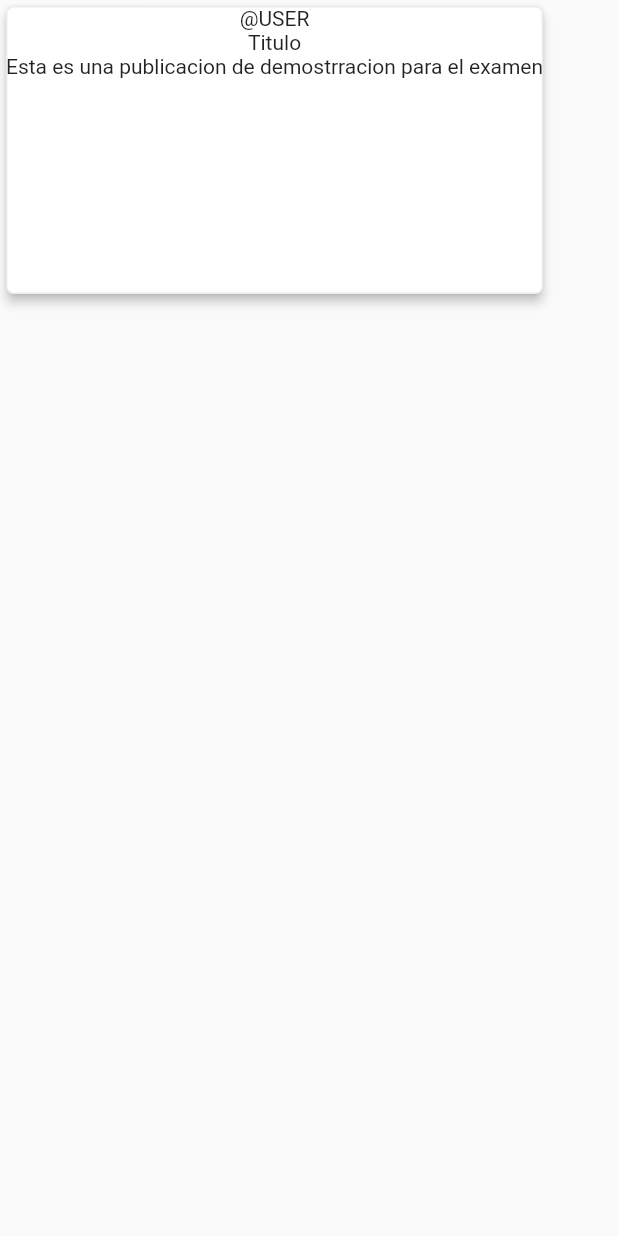
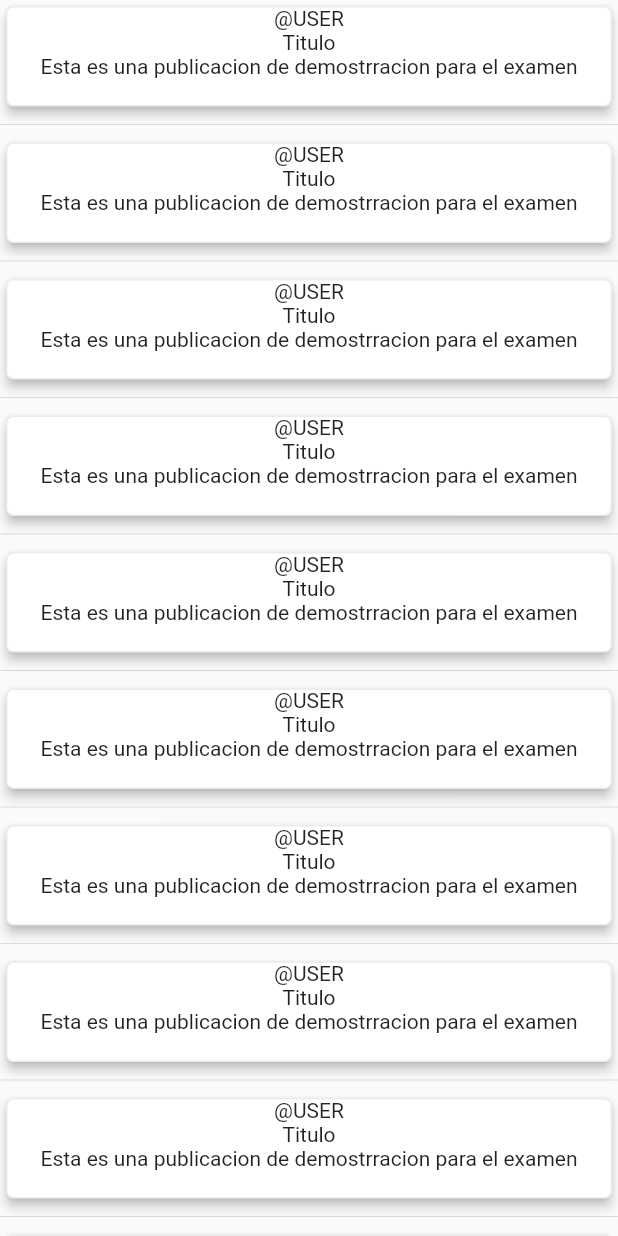
Before and after one commit to MrHouses/OasisExam, a Flutter app: the CustomAppPost widget shown alone on an empty page, opened directly, on a phone screen of 412 x 824 dp. Run offline on Flutter 3.47's test engine with Material 2 defaults, Android fonts, the light colour scheme and no system bars; network calls fail.

Commit message:
Pantalla de publicaciones consumiendo ya la api

```diff
--- a/oasisexam/lib/router/route_generator.dart
+++ b/oasisexam/lib/router/route_generator.dart
@@ -13,7 +13,7 @@ class RouteGenerator{
 
       case '/user':
       return
-      _fadeRoute(UserScreen(),"/user");
+      _fadeRoute(UserScreen(id: 1,),"/user");
 
       default:
        return _fadeRoute(HomeScreen(),"/home");
--- a/oasisexam/lib/ui/custom_app_post.dart
+++ b/oasisexam/lib/ui/custom_app_post.dart
@@ -1,21 +1,31 @@
 import 'package:flutter/material.dart';
-import 'package:http/http.dart';
+import 'dart:convert';
+import 'package:http/http.dart' as http;
+
 
 class CustomAppPost extends StatelessWidget {
   const CustomAppPost ({Key? key}) : super(key: key);
 
+
+
+
   @override
   Widget build(BuildContext context) {
+
     return
-      Column(
-              children :<Widget> [
+       ListView.separated(
+              shrinkWrap: true,
+              itemCount: 10,
+              separatorBuilder: (_, __) => const Divider(),
+              itemBuilder: (context, int index) {
+                    return
                        Container(
-                height: 200,
+                                height: 75,
                               child:
                                   Card(
                                           elevation: 3.0,
                                           shape: RoundedRectangleBorder(
-                          borderRadius: BorderRadius.circular(5), // if you need this
+                                          borderRadius: BorderRadius.circular(5),
                                           side: BorderSide(
                                           color: Colors.grey.withOpacity(0.2),
                                           width: 1,
@@ -28,9 +38,10 @@ class CustomAppPost extends StatelessWidget {
                                             Text("Esta es una publicacion de demostrracion para el examen"),
                                         ]),
                                   )
-                )
-                ,
+                        );
+                  }
+            );
+  }
 
-            ]);
+
 }
-}
```
Also changed, not shown: oasisexam/lib/models/post.dart (+8 -1 lines), oasisexam/lib/screens/home_screen.dart (+56 -22 lines), oasisexam/lib/screens/user_screen.dart (+5 -2 lines), oasisexam/lib/services/remote_service.dart (added, +49 -0 lines). Lines whose indentation alone changed are shown as unchanged.
